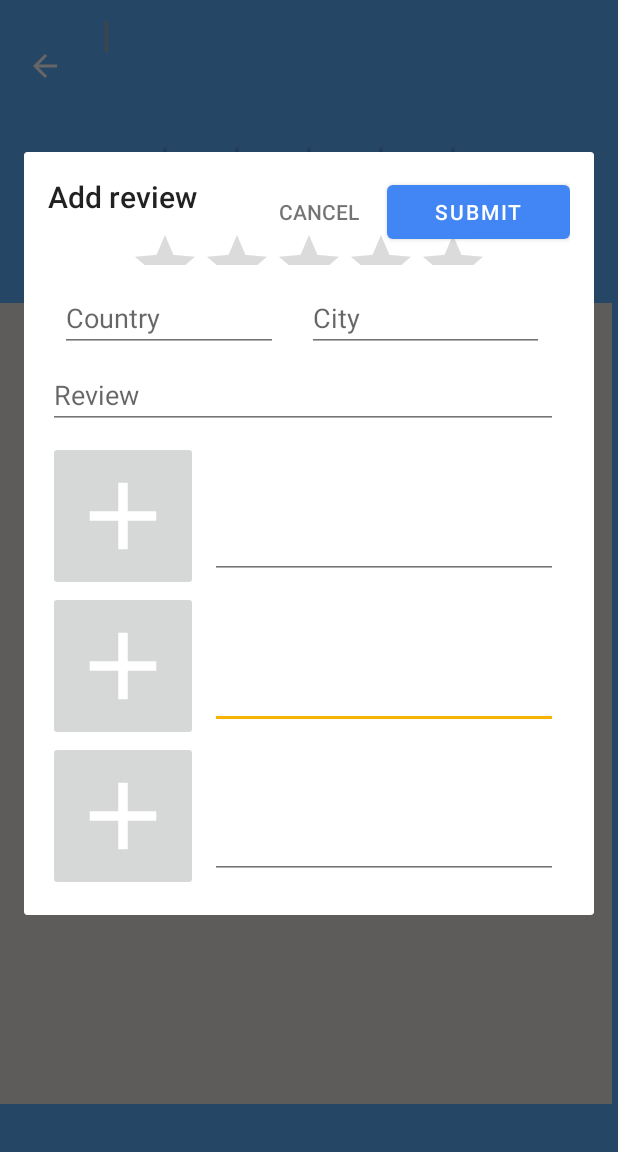
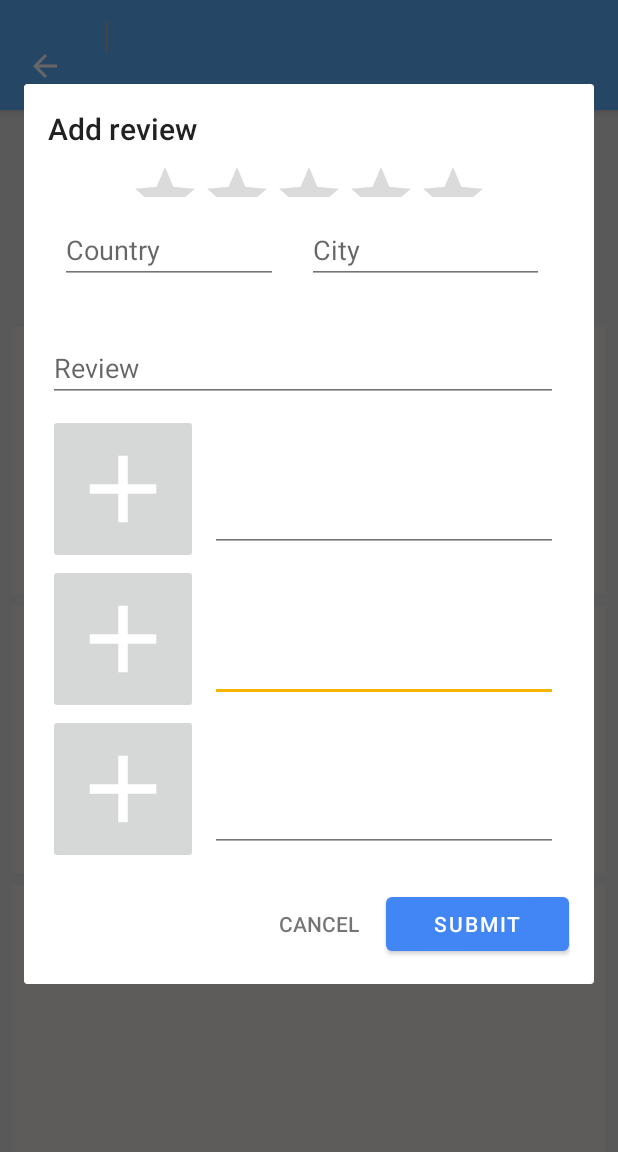
Before and after one commit to jkszan/firestore-city-reviewer, an Android app: the fragment CityReviewFragment placed in its activity, in the options menu, after a tap on "Write Review", on a phone screen of 412 x 824 dp, the part 84-1236 px from its top. Run offline under Robolectric (Android 15) with nearby library versions, the phone set to English and light mode, and no system bars; our stand-ins replace Firebase (no records; nobody signed in at launch, a user with empty details on screens opened directly); libraries missing offline, so code that uses them is left out: com.firebase.ui; plain views replace MaterialRatingBar; pictures from the network do not load; 10 statements that could not run were skipped.

Commit message:
- Small UI fixes

```diff
--- a/app/src/main/java/com/google/firebase/sample/cityreviewer/EntryChoiceActivity.kt
+++ /dev/null
@@ -1,18 +0,0 @@
-package com.google.firebase.sample.cityreviewer
-
-import android.content.Intent
-import com.firebase.example.internal.BaseEntryChoiceActivity
-import com.firebase.example.internal.Choice
-
-class EntryChoiceActivity : BaseEntryChoiceActivity() {
-
-    override fun getChoices(): List<Choice> {
-        return listOf(
-            Choice(
-                "Java",
-                "Run the Firestore quickstart written in Java.",
-                Intent(this, com.google.firebase.sample.cityreviewer.java.MainActivity::class.java),
-            )
-        )
-    }
-}
--- a/app/src/main/java/com/google/firebase/sample/cityreviewer/java/CityDialogFragment.java
+++ b/app/src/main/java/com/google/firebase/sample/cityreviewer/java/CityDialogFragment.java
@@ -113,6 +113,12 @@ public class CityDialogFragment extends DialogFragment implements View.OnClickLi
         }
 
         private void onSubmitClicked(View view) {
+
+            // Deny Review if Country or City is not input
+            if (mBinding.cityCity.getText().toString().isBlank() || mBinding.cityCountryText.getText().toString().isBlank()){
+                return;
+            }
+
             String[] imageDescriptions = new String[3];
             imageDescriptions[0] = mBinding.image1Description.getText().toString();
             imageDescriptions[1] = mBinding.image2Description.getText().toString();
--- a/app/src/main/res/layout/dialog_city_rating.xml
+++ b/app/src/main/res/layout/dialog_city_rating.xml
@@ -79,13 +79,15 @@
         android:theme="@style/ThemeOverlay.FilterButton"
         app:layout_constraintEnd_toEndOf="parent"
         app:layout_constraintHorizontal_bias="0.5"
+        android:layout_marginTop="16dp"
+        app:layout_constraintTop_toBottomOf="@id/imageButton3"
         app:layout_constraintStart_toEndOf="@+id/cityFormCancel"
         tools:layout_editor_absoluteY="549dp" />
 
     <Button
         android:id="@+id/cityFormCancel"
         style="@style/Base.Widget.AppCompat.Button.Borderless"
-        android:layout_width="0dp"
+        android:layout_width="wrap_content"
         android:layout_height="wrap_content"
         android:text="@string/cancel"
         android:textColor="@color/greySecondary"
--- a/app/src/main/res/layout/fragment_city_review.xml
+++ b/app/src/main/res/layout/fragment_city_review.xml
@@ -6,7 +6,6 @@
     android:layout_height="match_parent"
     android:layout_gravity="center"
     android:foregroundGravity="center_vertical"
-    android:background="@color/reviewBack"
     tools:ignore="ContentDescription">
 
     <!-- Ratings -->
@@ -15,8 +14,10 @@
         android:id="@+id/restaurant_top_card"
         android:layout_width="match_parent"
         android:layout_height="0dp"
-        android:layout_marginTop="8dp"
+        android:paddingTop="8dp"
+        android:paddingBottom="8dp"
         android:elevation="4dp"
+        android:background="@color/reviewBack"
         app:layout_constraintEnd_toEndOf="parent"
         app:layout_constraintHorizontal_bias="0.0"
         app:layout_constraintStart_toStartOf="parent"
@@ -140,10 +141,7 @@
         android:overScrollMode="always"
         android:paddingTop="8dp"
         android:scrollIndicators="right"
-        android:scrollbarAlwaysDrawHorizontalTrack="true"
         android:scrollbarAlwaysDrawVerticalTrack="true"
-        android:scrollbarSize="4dp"
-        android:scrollbarStyle="insideInset"
         android:scrollbars="vertical"
         android:verticalScrollbarPosition="right"
         app:layout_constraintTop_toBottomOf="@id/cityReviewDescription"
@@ -159,9 +157,7 @@
                 android:id="@+id/photolayout1"
                 android:layout_width="match_parent"
                 android:layout_height="wrap_content"
-                android:layout_margin="0dp"
-                android:layout_marginStart="4dp"
-                android:layout_marginEnd="4dp"
+                android:layout_margin="8dp"
                 android:orientation="vertical"
                 android:background="@color/reviewCardBack"
                 app:layout_constraintEnd_toEndOf="parent"
@@ -192,9 +188,7 @@
 
                 android:layout_width="0dp"
                 android:layout_height="wrap_content"
-                android:layout_margin="0dp"
-                android:layout_marginStart="4dp"
-                android:layout_marginEnd="4dp"
+                android:layout_margin="8dp"
                 android:orientation="vertical"
                 android:background="@color/reviewCardBack"
 
@@ -225,12 +219,9 @@
                 android:id="@+id/photolayout3"
                 android:layout_width="0dp"
                 android:layout_height="wrap_content"
-                android:layout_margin="0dp"
-                android:layout_marginStart="4dp"
-                android:layout_marginEnd="4dp"
+                android:layout_margin="8dp"
                 android:orientation="vertical"
                 android:background="@color/reviewCardBack"
-
                 app:layout_constraintEnd_toEndOf="parent"
                 app:layout_constraintStart_toStartOf="parent"
                 app:layout_constraintTop_toBottomOf="@id/photolayout2">
```
